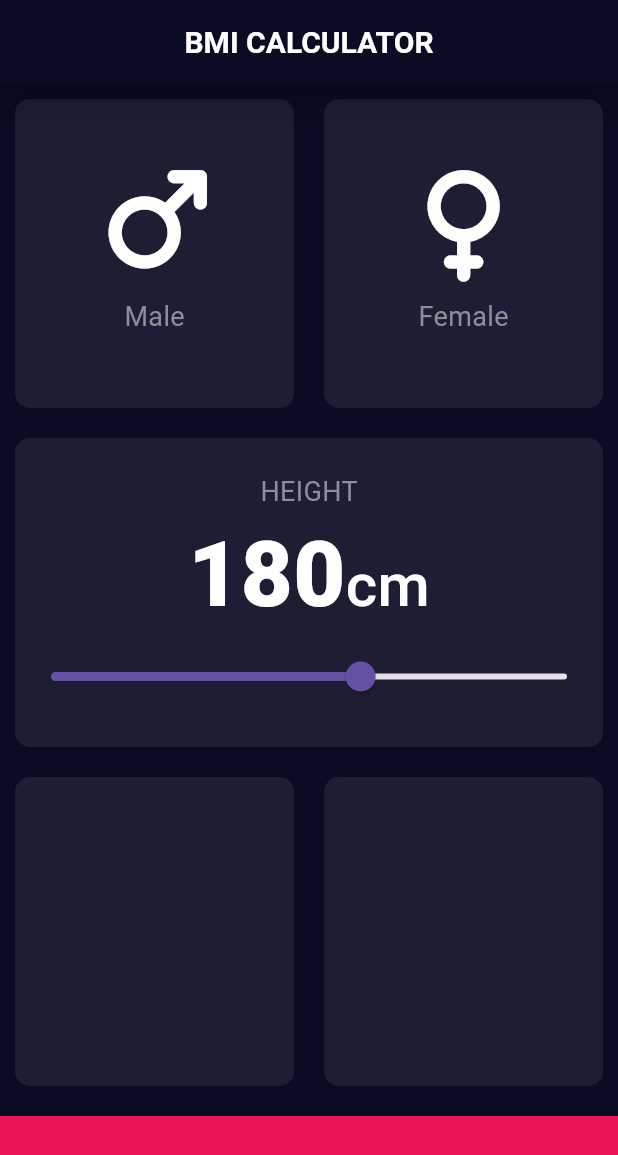
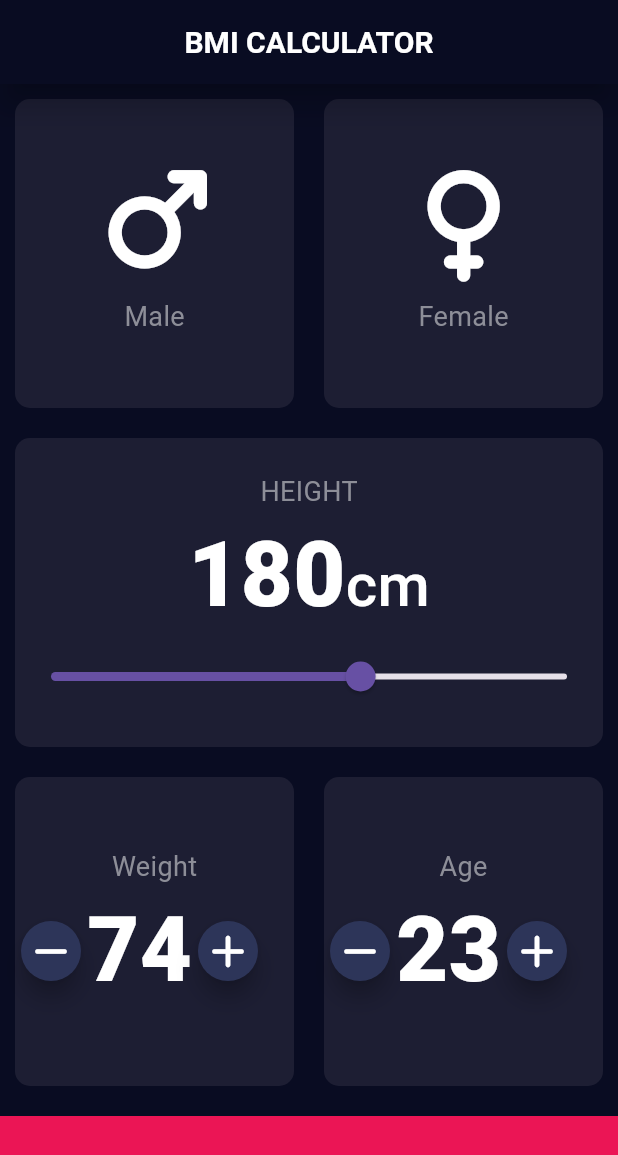
Before and after one commit to youssefzouari/bmi_caaalculator, a Flutter app: the screen it shows after launch, on a phone screen of 412 x 824 dp. Shown: the top 1155 px of the screen. Run offline on Flutter 3.47's test engine with Material 3 defaults, Android fonts, the phone set to English and light mode, and no system bars; our stand-ins replace font_awesome_flutter.

Commit message:
third commit

```diff
--- a/lib/inputpage.dart
+++ b/lib/inputpage.dart
@@ -92,18 +92,14 @@ class _InputPageState extends State<InputPage> {
                     cardchild: Column(
                       mainAxisAlignment: MainAxisAlignment.center,
                       children: <Widget>[
-
                         Text("HEIGHT", style: kLabeltextstyle),
                         Row(
                           mainAxisAlignment: MainAxisAlignment.center,
                           crossAxisAlignment: CrossAxisAlignment.baseline,
                           textBaseline: TextBaseline.alphabetic,
                           children: <Widget>[
-
                             Text(height.toString(), style: khugeTextStyle),
                             Text("cm", style: kSmalltextStyle),
-
-
                           ],
                         ),
                         Slider(
@@ -112,9 +108,10 @@ class _InputPageState extends State<InputPage> {
                           max: 220,
                           onChanged: (double newvalue) {
                             setState(() {
-                              height=newvalue.round();
+                              height = newvalue.round();
                             });
-                          },),
+                          },
+                        ),
                       ],
                     ),
                   ),
@@ -128,13 +125,61 @@ class _InputPageState extends State<InputPage> {
                 Expanded(
                   child: ReusableCard(
                     colour: kPassifreusiablecardcolor,
-                    cardchild: Column(children: <Widget>[]),
+                    cardchild: Column(
+                      mainAxisAlignment: MainAxisAlignment.center,
+
+                      children: <Widget>[
+                        Text("Weight", style: kLabeltextstyle),
+
+                        Row(
+                          children: [
+                            FloatingActionButton.small(
+                              shape:  CircleBorder(),
+                              backgroundColor: Color(0xFF2d3559),
+                              onPressed: () {},
+                              child: (FaIcon(FontAwesomeIcons.minus,color: Colors.white,)),
+                            ),
+                            Text("74", style: khugeTextStyle),
+                            FloatingActionButton.small(
+                              shape:  CircleBorder(),
+                              backgroundColor: Color(0xFF2d3559),
+                              onPressed: () {},
+                              child: (FaIcon(FontAwesomeIcons.plus,color: Colors.white,)),
+                            ),
+                          ],
+                        ),
+                      ],
+                    ),
                   ),
                 ),
                 Expanded(
                   child: ReusableCard(
                     colour: kPassifreusiablecardcolor,
-                    cardchild: Column(children: <Widget>[]),
+                    cardchild: Column(
+                      mainAxisAlignment: MainAxisAlignment.center,
+
+                      children: <Widget>[
+                        Text("Age", style: kLabeltextstyle),
+
+                        Row(
+                          children: [
+                            FloatingActionButton.small(
+                              shape:  CircleBorder(),
+                              backgroundColor: Color(0xFF2d3559),
+                              onPressed: () {},
+                              child: (FaIcon(FontAwesomeIcons.minus,color: Colors.white,)),
+                            ),
+                            Text("23", style: khugeTextStyle),
+                            FloatingActionButton.small(
+                              shape:  CircleBorder(),
+                              backgroundColor: Color(0xFF2d3559),
+                              onPressed: () {},
+                              child: (FaIcon(FontAwesomeIcons.plus,color: Colors.white,)),
+                            ),
+                          ],
+                        ),
+                      ],
+                    ),
                   ),
                 ),
               ],
--- a/lib/reusiable_card.dart
+++ b/lib/reusiable_card.dart
@@ -4,7 +4,7 @@ import 'package:flutter/material.dart';
 class ReusableCard extends StatelessWidget {
   //const ReusableCard({super.key});   usually for things like animation where your widget moves
 
-  ReusableCard({
+  ReusableCard( {
     required this.colour,
     required this.cardchild,
     this.onPress,
```
